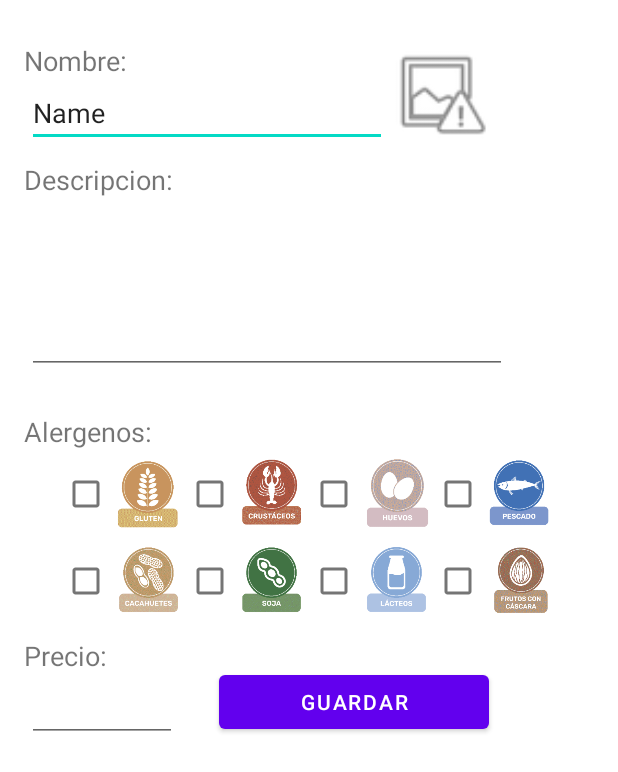
After one commit to mariogoilss/SmartWaiter, an Android app: the layout dialog_menu_item_add.xml on its own in the app's theme, with its tools: preview values and no code run, on a phone screen of 412 x 824 dp. The commit adds this screen. Shown: the top 772 px of the screen. Run offline under Robolectric (Android 15) with nearby library versions, the phone set to English and light mode, and no system bars.

Commit message:
CMT 13/11 14:07

```diff
--- a/app/src/main/java/com/example/smartwaiter/menu/DrinkFragment.kt
+++ b/app/src/main/java/com/example/smartwaiter/menu/DrinkFragment.kt
@@ -5,7 +5,13 @@ import androidx.fragment.app.Fragment
 import android.view.LayoutInflater
 import android.view.View
 import android.view.ViewGroup
+import android.widget.Button
+import android.widget.ImageButton
+import android.widget.TextView
+import android.widget.Toast
+import androidx.appcompat.app.AlertDialog
 import com.example.smartwaiter.R
+
 
 // TODO: Rename parameter arguments, choose names that match
 // the fragment initialization parameters, e.g. ARG_ITEM_NUMBER
@@ -35,7 +41,23 @@ class DrinkFragment : Fragment() {
         savedInstanceState: Bundle?
     ): View? {
         // Inflate the layout for this fragment
-        return inflater.inflate(R.layout.fragment_drink, container, false)
+        var view = inflater.inflate(R.layout.fragment_drink, container, false)
+        var addDrink = view.findViewById<ImageButton>(R.id.btnAddDrink)
+        addDrink.setOnClickListener {
+            Toast.makeText(context, "si", Toast.LENGTH_SHORT).show()
+            loadDrinkFragment()
+        }
+        return view
+    }
+
+    private fun loadDrinkFragment(){
+        val builder = AlertDialog.Builder(context!!)
+        val view = layoutInflater.inflate(R.layout.dialog_menu_item_add,null)
+        builder.setView(view)
+
+        val dialog = builder.create() //<- se crea el dialog
+        dialog.show() //<- se muestra el showdialog
+
     }
 
     companion object {
--- /dev/null
+++ b/app/src/main/res/layout/dialog_menu_item_add.xml
@@ -0,0 +1,273 @@
+<?xml version="1.0" encoding="utf-8"?>
+<androidx.constraintlayout.widget.ConstraintLayout xmlns:android="http://schemas.android.com/apk/res/android"
+    xmlns:app="http://schemas.android.com/apk/res-auto"
+    xmlns:tools="http://schemas.android.com/tools"
+    android:layout_width="match_parent"
+    android:layout_height="match_parent">
+
+    <androidx.constraintlayout.widget.ConstraintLayout
+        android:layout_width="0dp"
+        android:layout_height="520dp"
+        app:layout_constraintBottom_toBottomOf="parent"
+        app:layout_constraintEnd_toEndOf="parent"
+        app:layout_constraintHorizontal_bias="1.0"
+        app:layout_constraintStart_toStartOf="parent"
+        app:layout_constraintTop_toTopOf="parent"
+        app:layout_constraintVertical_bias="0.0">
+
+        <TextView
+            android:id="@+id/textView12"
+            android:layout_width="wrap_content"
+            android:layout_height="wrap_content"
+            android:text="Nombre:"
+            android:textSize="18sp"
+            app:layout_constraintBottom_toBottomOf="parent"
+            app:layout_constraintEnd_toEndOf="parent"
+            app:layout_constraintHorizontal_bias="0.046"
+            app:layout_constraintStart_toStartOf="parent"
+            app:layout_constraintTop_toTopOf="parent"
+            app:layout_constraintVertical_bias="0.056" />
+
+        <EditText
+            android:id="@+id/editTextTextPersonName"
+            android:layout_width="240dp"
+            android:layout_height="wrap_content"
+            android:layout_marginStart="4dp"
+            android:ems="10"
+            android:inputType="textPersonName"
+            android:text="Name"
+            app:layout_constraintBottom_toBottomOf="parent"
+            app:layout_constraintEnd_toEndOf="parent"
+            app:layout_constraintHorizontal_bias="0.083"
+            app:layout_constraintStart_toStartOf="parent"
+            app:layout_constraintTop_toBottomOf="@+id/textView12"
+            app:layout_constraintVertical_bias="0.0" />
+
+        <TextView
+            android:id="@+id/textView17"
+            android:layout_width="wrap_content"
+            android:layout_height="wrap_content"
+            android:text="Alergenos:"
+            android:textSize="18sp"
+            app:layout_constraintBottom_toBottomOf="parent"
+            app:layout_constraintEnd_toEndOf="parent"
+            app:layout_constraintHorizontal_bias="0.049"
+            app:layout_constraintStart_toStartOf="parent"
+            app:layout_constraintTop_toTopOf="parent"
+            app:layout_constraintVertical_bias="0.556" />
+
+        <EditText
+            android:id="@+id/editTextTextMultiLine"
+            android:layout_width="320dp"
+            android:layout_height="117dp"
+            android:layout_marginStart="4dp"
+            android:ems="10"
+            android:gravity="start|top"
+            android:inputType="textMultiLine"
+            app:layout_constraintEnd_toEndOf="parent"
+            app:layout_constraintHorizontal_bias="0.157"
+            app:layout_constraintStart_toStartOf="parent"
+            app:layout_constraintTop_toBottomOf="@+id/textView18" />
+
+        <TextView
+            android:id="@+id/textView16"
+            android:layout_width="wrap_content"
+            android:layout_height="wrap_content"
+            android:text="Precio:"
+            android:textSize="18sp"
+            app:layout_constraintBottom_toBottomOf="parent"
+            app:layout_constraintEnd_toEndOf="parent"
+            app:layout_constraintHorizontal_bias="0.044"
+            app:layout_constraintStart_toStartOf="parent"
+            app:layout_constraintTop_toTopOf="parent"
+            app:layout_constraintVertical_bias="0.858" />
+
+        <EditText
+            android:id="@+id/editTextNumberDecimal"
+            android:layout_width="100dp"
+            android:layout_height="wrap_content"
+            android:ems="10"
+            android:inputType="numberDecimal"
+            app:layout_constraintEnd_toEndOf="parent"
+            app:layout_constraintHorizontal_bias="0.057"
+            app:layout_constraintStart_toStartOf="parent"
+            app:layout_constraintTop_toBottomOf="@+id/textView16" />
+
+        <LinearLayout
+            android:id="@+id/radioGroup"
+            android:layout_width="330dp"
+            android:layout_height="wrap_content"
+            android:layout_marginTop="5dp"
+            android:orientation="vertical"
+            app:layout_constraintEnd_toEndOf="parent"
+            app:layout_constraintHorizontal_bias="0.508"
+            app:layout_constraintStart_toStartOf="parent"
+            app:layout_constraintTop_toBottomOf="@+id/textView17">
+
+            <LinearLayout
+                android:layout_width="match_parent"
+                android:layout_height="match_parent"
+                android:orientation="horizontal">
+
+                <CheckBox
+                    android:id="@+id/checkBox3"
+                    android:layout_width="32dp"
+                    android:layout_height="wrap_content"
+                    android:layout_weight="1" />
+
+                <ImageView
+                    android:id="@+id/imw1"
+                    android:layout_width="48dp"
+                    android:layout_height="48dp"
+                    android:layout_weight="1"
+                    app:srcCompat="@drawable/gluten"
+                    tools:layout_editor_absoluteX="67dp"
+                    tools:layout_editor_absoluteY="300dp" />
+
+                <CheckBox
+                    android:id="@+id/checkBox5"
+                    android:layout_width="32dp"
+                    android:layout_height="wrap_content"
+                    android:layout_weight="1" />
+
+                <ImageView
+                    android:id="@+id/imw2"
+                    android:layout_width="48dp"
+                    android:layout_height="48dp"
+                    android:layout_weight="1"
+                    app:srcCompat="@drawable/crustaceos"
+                    tools:layout_editor_absoluteX="154dp"
+                    tools:layout_editor_absoluteY="300dp" />
+
+                <CheckBox
+                    android:id="@+id/checkBox6"
+                    android:layout_width="32dp"
+                    android:layout_height="wrap_content"
+                    android:layout_weight="1" />
+
+                <ImageView
+                    android:id="@+id/imw3"
+                    android:layout_width="48dp"
+                    android:layout_height="48dp"
+                    android:layout_weight="1"
+                    app:srcCompat="@drawable/huevos"
+                    tools:layout_editor_absoluteX="242dp"
+                    tools:layout_editor_absoluteY="300dp" />
+
+                <CheckBox
+                    android:id="@+id/checkBox7"
+                    android:layout_width="32dp"
+                    android:layout_height="wrap_content"
+                    android:layout_weight="1" />
+
+                <ImageView
+                    android:id="@+id/imw4"
+                    android:layout_width="48dp"
+                    android:layout_height="48dp"
+                    android:layout_weight="1"
+                    app:srcCompat="@drawable/pescado"
+                    tools:layout_editor_absoluteX="330dp"
+                    tools:layout_editor_absoluteY="300dp" />
+
+            </LinearLayout>
+
+            <LinearLayout
+                android:layout_width="match_parent"
+                android:layout_height="10dp"
+                android:orientation="horizontal"></LinearLayout>
+
+            <LinearLayout
+                android:layout_width="match_parent"
+                android:layout_height="match_parent"
+                android:orientation="horizontal">
+
+                <CheckBox
+                    android:id="@+id/checkBox8"
+                    android:layout_width="32dp"
+                    android:layout_height="wrap_content"
+                    android:layout_weight="1" />
+
+                <ImageView
+                    android:id="@+id/imageView9"
+                    android:layout_width="48dp"
+                    android:layout_height="48dp"
+                    android:layout_weight="1"
+                    app:srcCompat="@drawable/cacahuetes" />
+
+                <CheckBox
+                    android:id="@+id/checkBox9"
+                    android:layout_width="32dp"
+                    android:layout_height="wrap_content"
+                    android:layout_weight="1" />
+
+                <ImageView
+                    android:id="@+id/imageView10"
+                    android:layout_width="48dp"
+                    android:layout_height="48dp"
+                    android:layout_weight="1"
+                    app:srcCompat="@drawable/soja" />
+
+                <CheckBox
+                    android:id="@+id/checkBox10"
+                    android:layout_width="32dp"
+                    android:layout_height="wrap_content"
+                    android:layout_weight="1" />
+
+                <ImageView
+                    android:id="@+id/imageView11"
+                    android:layout_width="48dp"
+                    android:layout_height="48dp"
+                    android:layout_weight="1"
+                    app:srcCompat="@drawable/lacteos" />
+
+                <CheckBox
+                    android:id="@+id/checkBox11"
+                    android:layout_width="32dp"
+                    android:layout_height="wrap_content"
+                    android:layout_weight="1" />
+
+                <ImageView
+                    android:id="@+id/imageView12"
+                    android:layout_width="48dp"
+                    android:layout_height="48dp"
+                    android:layout_weight="1"
+                    app:srcCompat="@drawable/secos" />
+
+            </LinearLayout>
+
+        </LinearLayout>
+
+        <TextView
+            android:id="@+id/textView18"
+            android:layout_width="wrap_content"
+            android:layout_height="wrap_content"
+            android:text="Descripcion:"
+            android:textSize="18sp"
+            app:layout_constraintBottom_toBottomOf="parent"
+            app:layout_constraintEnd_toEndOf="parent"
+            app:layout_constraintHorizontal_bias="0.051"
+            app:layout_constraintStart_toStartOf="parent"
+            app:layout_constraintTop_toTopOf="parent"
+            app:layout_constraintVertical_bias="0.217" />
+
+        <Button
+            android:id="@+id/button"
+            android:layout_width="180dp"
+            android:layout_height="wrap_content"
+            android:layout_marginStart="28dp"
+            android:layout_marginTop="444dp"
+            android:text="gUARDAR"
+            app:layout_constraintStart_toEndOf="@+id/editTextNumberDecimal"
+            app:layout_constraintTop_toTopOf="parent" />
+
+        <ImageView
+            android:id="@+id/imageView15"
+            android:layout_width="70dp"
+            android:layout_height="70dp"
+            android:layout_marginTop="28dp"
+            app:layout_constraintStart_toEndOf="@+id/editTextTextPersonName"
+            app:layout_constraintTop_toTopOf="parent"
+            app:srcCompat="@android:drawable/ic_menu_report_image" />
+
+    </androidx.constraintlayout.widget.ConstraintLayout>
+</androidx.constraintlayout.widget.ConstraintLayout>
--- a/app/src/main/res/layout/fragment_drink.xml
+++ b/app/src/main/res/layout/fragment_drink.xml
@@ -7,7 +7,7 @@
     tools:context=".menu.DrinkFragment">
 
     <com.google.android.material.floatingactionbutton.FloatingActionButton
-        android:id="@+id/floatingActionButton2"
+        android:id="@+id/btnAddDrink"
         android:layout_width="wrap_content"
         android:layout_height="wrap_content"
         android:clickable="true"
--- a/app/src/main/res/layout/fragment_food.xml
+++ b/app/src/main/res/layout/fragment_food.xml
@@ -7,7 +7,7 @@
     tools:context=".menu.FoodFragment">
 
     <com.google.android.material.floatingactionbutton.FloatingActionButton
-        android:id="@+id/floatingActionButton"
+        android:id="@+id/btnAddFood"
         android:layout_width="wrap_content"
         android:layout_height="wrap_content"
         android:clickable="true"
```
Also changed, not shown: app/src/debug/ic_gluten-playstore.png (added), app/src/main/res/drawable-v24/apio.PNG (added), app/src/main/res/drawable-v24/cacahuetes.PNG (added), app/src/main/res/drawable-v24/crustaceos.PNG (added), app/src/main/res/drawable-v24/gluten.PNG (added), app/src/main/res/drawable-v24/huevos.PNG (added), app/src/main/res/drawable-v24/lacteos.PNG (added), app/src/main/res/drawable-v24/molusco.PNG (added), app/src/main/res/drawable-v24/pescado.PNG (added), app/src/main/res/drawable-v24/secos.PNG (added), app/src/main/res/drawable-v24/seseamo.PNG (added), app/src/main/res/drawable-v24/soja.PNG (added), app/src/main/res/drawable-v24/sulfitos.PNG (added).
